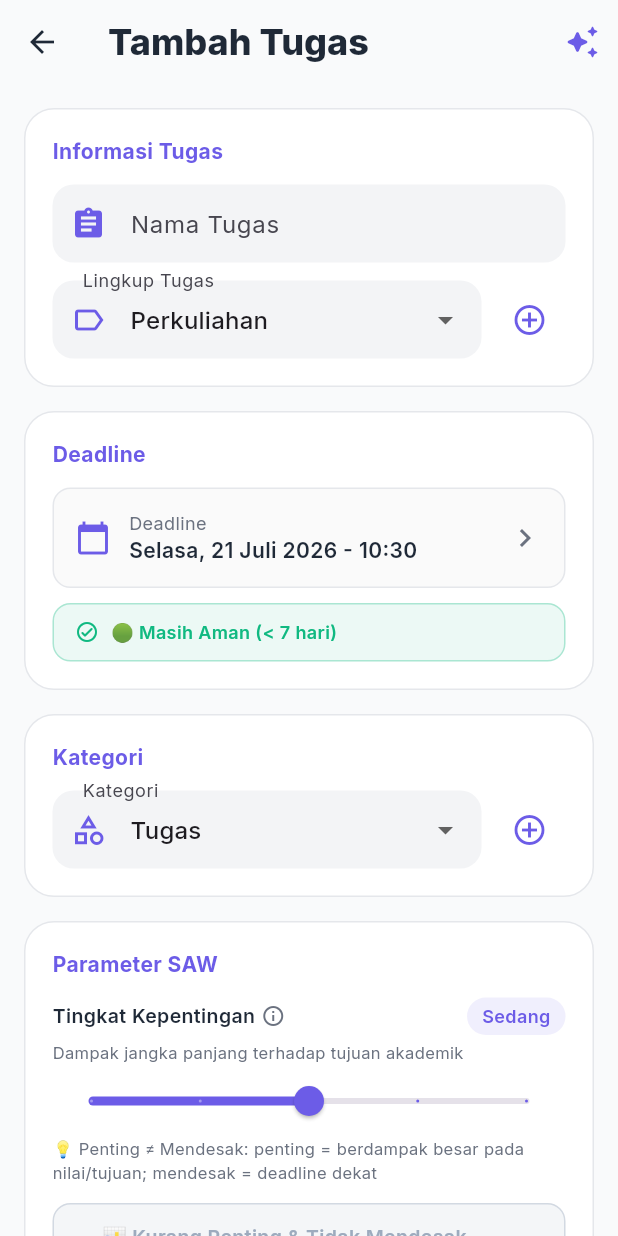
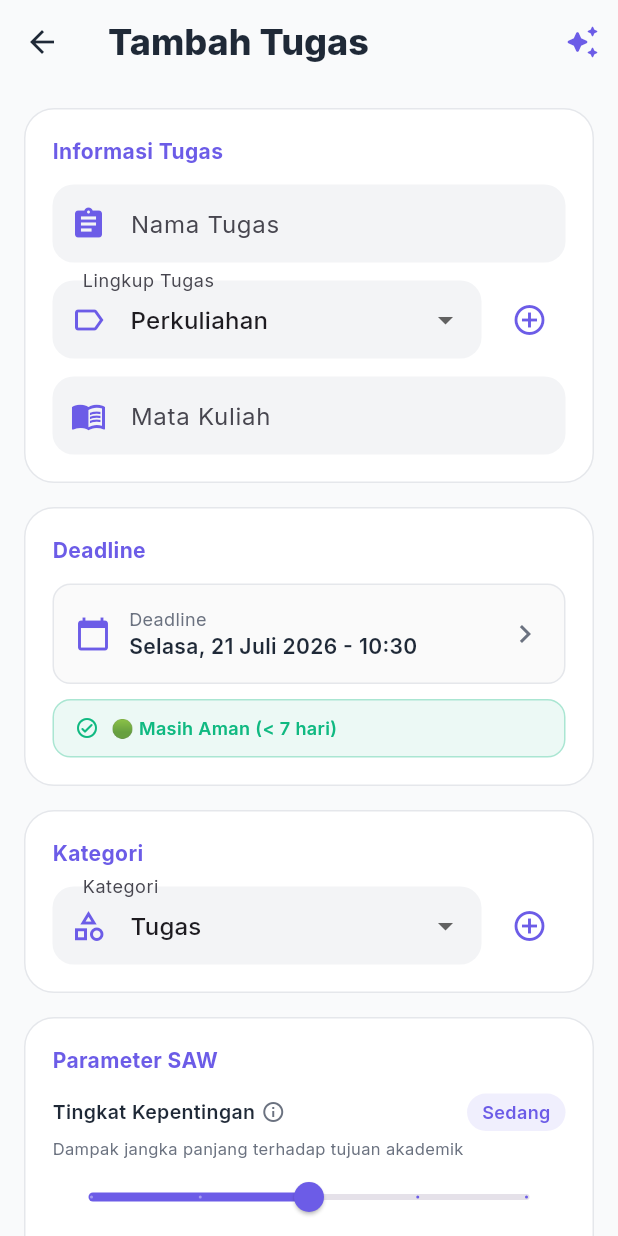
Before and after one commit to Frhannnnn/Todo-list-aplication-beta-, a Flutter app: the screen it shows after launch, item 2 of the bottom bar chosen, after a tap on the "add" icon, on a phone screen of 412 x 824 dp. Run offline on Flutter 3.47's test engine with Material 3 defaults, Android fonts, the phone set to English and light mode, and no system bars; our stand-ins replace flutter_local_notifications, google_fonts, shared_preferences, timezone.

Commit message:
feat: kolom Mata Kuliah untuk lingkup Perkuliahan + ringkasan (Issue #2)
- add_edit_task_screen.dart: field "Mata Kuliah" muncul kondisional
  hanya saat lingkup terpilih == "Perkuliahan" (pencocokan literal,
  keputusan desain dari issue.md - lihat komentar _kAkademikScope).
  Nilai dikirim ke provider hanya jika lingkup akademik & terisi;
  di-clear (clearMataKuliah:true) saat lingkup bukan Perkuliahan atau
  field dikosongkan, supaya tidak ada data mata kuliah nyasar.
- dashboard_screen.dart: section baru "Ringkasan Mata Kuliah"
  (_buildMataKuliahSection) mengelompokkan tugas Perkuliahan yang
  mengisi mata kuliah, menampilkan jumlah tugas + selesai (dan jam
  fokus begitu Fase 8/Pomodoro mengisi totalFocusMinutes).

Diverifikasi manual: lingkup Perkuliahan -> field muncul, isi "Kalkulus
2" -> tersimpan & muncul di ringkasan dashboard; lingkup "Tugas Rumah"
-> field tidak muncul. flutter test 350 lulus/40 gagal (identik
baseline).

Co-Authored-By: Claude Opus 4.8 <noreply@anthropic.com>

```diff
--- a/lib/screens/add_edit_task_screen.dart
+++ b/lib/screens/add_edit_task_screen.dart
@@ -18,9 +18,15 @@ class AddEditTaskScreen extends StatefulWidget {
 }
 
 class _AddEditTaskScreenState extends State<AddEditTaskScreen> {
+  // Lingkup yang memunculkan kolom Mata Kuliah. Pencocokan literal by design
+  // (lihat issue.md #2) — kalau nanti dibutuhkan penanda "lingkup akademik"
+  // per-lingkup yang custom-renameable, ganti pengecekan ini.
+  static const String _kAkademikScope = 'Perkuliahan';
+
   final _formKey = GlobalKey<FormState>();
   final _namaTugasCtrl = TextEditingController();
   final _catatanCtrl = TextEditingController();
+  final _mataKuliahCtrl = TextEditingController();
 
   DateTime _deadline = DateTime.now().add(const Duration(days: 7));
   int _kepentingan = 3;
@@ -32,6 +38,7 @@ class _AddEditTaskScreenState extends State<AddEditTaskScreen> {
   List<String> _notifSchedule = ['h-1', '3jam', 'deadline'];
 
   bool get isEdit => widget.task != null;
+  bool get _isAkademik => _lingkupTugas == _kAkademikScope;
 
   @override
   void initState() {
@@ -40,6 +47,7 @@ class _AddEditTaskScreenState extends State<AddEditTaskScreen> {
       final t = widget.task!;
       _namaTugasCtrl.text = t.namaTugas;
       _catatanCtrl.text = t.catatan ?? '';
+      _mataKuliahCtrl.text = t.mataKuliah ?? '';
       _deadline = t.deadline;
       _kepentingan = t.tingkatKepentingan;
       _estimasiWaktu = t.estimasiWaktu;
@@ -63,6 +71,7 @@ class _AddEditTaskScreenState extends State<AddEditTaskScreen> {
   void dispose() {
     _namaTugasCtrl.dispose();
     _catatanCtrl.dispose();
+    _mataKuliahCtrl.dispose();
     super.dispose();
   }
 
@@ -116,6 +125,11 @@ class _AddEditTaskScreenState extends State<AddEditTaskScreen> {
                           v!.isEmpty ? 'Wajib diisi' : null),
                   const SizedBox(height: 12),
                   _buildLingkupDropdown(provider),
+                  if (_isAkademik) ...[
+                    const SizedBox(height: 12),
+                    _buildTextField(
+                        _mataKuliahCtrl, 'Mata Kuliah', Icons.menu_book),
+                  ],
                 ]),
                 const SizedBox(height: 16),
                 _buildSection('Deadline', [
@@ -866,6 +880,10 @@ class _AddEditTaskScreenState extends State<AddEditTaskScreen> {
     }
 
     final provider = context.read<TaskProvider>();
+    final mataKuliah =
+        _isAkademik && _mataKuliahCtrl.text.trim().isNotEmpty
+            ? _mataKuliahCtrl.text.trim()
+            : null;
     bool saved;
 
     if (isEdit) {
@@ -873,6 +891,8 @@ class _AddEditTaskScreenState extends State<AddEditTaskScreen> {
         widget.task!.id,
         namaTugas: _namaTugasCtrl.text.trim(),
         lingkupTugas: _lingkupTugas,
+        mataKuliah: mataKuliah,
+        clearMataKuliah: mataKuliah == null,
         deadline: _deadline,
         tingkatKepentingan: _kepentingan,
         estimasiWaktu: _estimasiWaktu,
@@ -886,6 +906,7 @@ class _AddEditTaskScreenState extends State<AddEditTaskScreen> {
       saved = await provider.tambahTugas(
         namaTugas: _namaTugasCtrl.text.trim(),
         lingkupTugas: _lingkupTugas,
+        mataKuliah: mataKuliah,
         deadline: _deadline,
         tingkatKepentingan: _kepentingan,
         estimasiWaktu: _estimasiWaktu,
--- a/lib/screens/dashboard_screen.dart
+++ b/lib/screens/dashboard_screen.dart
@@ -39,6 +39,7 @@ class DashboardScreen extends StatelessWidget {
                         _buildSectionTitle('Lingkup Tugas Aktif'),
                         const SizedBox(height: 12),
                         _buildCourseCards(provider),
+                        _buildMataKuliahSection(provider),
                         const SizedBox(height: 100),
                       ],
                     ),
@@ -467,6 +468,101 @@ class DashboardScreen extends StatelessWidget {
     );
   }
 
+  /// Ringkasan tugas per mata kuliah (Issue #2). Hanya tugas berlingkup
+  /// "Perkuliahan" yang mengisi mata kuliah yang dihitung di sini.
+  Widget _buildMataKuliahSection(TaskProvider provider) {
+    final matkulMap = <String, List<Task>>{};
+    for (final task in provider.tasks) {
+      final matkul = task.mataKuliah?.trim();
+      if (task.lingkupTugas == 'Perkuliahan' &&
+          matkul != null &&
+          matkul.isNotEmpty) {
+        matkulMap.putIfAbsent(matkul, () => []).add(task);
+      }
+    }
+
+    if (matkulMap.isEmpty) return const SizedBox.shrink();
+
+    final entries = matkulMap.entries.toList()
+      ..sort((a, b) => b.value.length.compareTo(a.value.length));
+
+    return Padding(
+      padding: const EdgeInsets.only(top: 28),
+      child: Column(
+        crossAxisAlignment: CrossAxisAlignment.start,
+        children: [
+          _buildSectionTitle('Ringkasan Mata Kuliah'),
+          const SizedBox(height: 12),
+          Container(
+            padding: const EdgeInsets.symmetric(horizontal: 16, vertical: 4),
+            decoration: BoxDecoration(
+              color: Colors.white,
+              borderRadius: BorderRadius.circular(20),
+              border: Border.all(color: AppTheme.border),
+            ),
+            child: Column(
+              children: entries.map((entry) {
+                final tasks = entry.value;
+                final selesai = tasks
+                    .where((t) => t.status == TaskStatus.selesai)
+                    .length;
+                final totalMenit =
+                    tasks.fold<int>(0, (sum, t) => sum + t.totalFocusMinutes);
+                final subtitle = totalMenit > 0
+                    ? '${tasks.length} tugas • $selesai selesai • ${(totalMenit / 60).toStringAsFixed(1)} jam fokus'
+                    : '${tasks.length} tugas • $selesai selesai';
+
+                return Padding(
+                  padding: const EdgeInsets.symmetric(vertical: 10),
+                  child: Row(
+                    children: [
+                      Container(
+                        width: 36,
+                        height: 36,
+                        decoration: BoxDecoration(
+                          color: AppTheme.primary.withValues(alpha: 0.1),
+                          borderRadius: BorderRadius.circular(10),
+                        ),
+                        child: const Icon(Icons.menu_book_rounded,
+                            color: AppTheme.primary, size: 18),
+                      ),
+                      const SizedBox(width: 12),
+                      Expanded(
+                        child: Column(
+                          crossAxisAlignment: CrossAxisAlignment.start,
+                          children: [
+                            Text(
+                              entry.key,
+                              maxLines: 1,
+                              overflow: TextOverflow.ellipsis,
+                              style: const TextStyle(
+                                fontSize: 13,
+                                fontWeight: FontWeight.w700,
+                                color: AppTheme.textPrimary,
+                              ),
+                            ),
+                            const SizedBox(height: 2),
+                            Text(
+                              subtitle,
+                              style: const TextStyle(
+                                fontSize: 11,
+                                color: AppTheme.textSecondary,
+                              ),
+                            ),
+                          ],
+                        ),
+                      ),
+                    ],
+                  ),
+                );
+              }).toList(),
+            ),
+          ),
+        ],
+      ),
+    );
+  }
+
   Widget _buildEmptyState(String message) {
     return Container(
       width: double.infinity,
```
